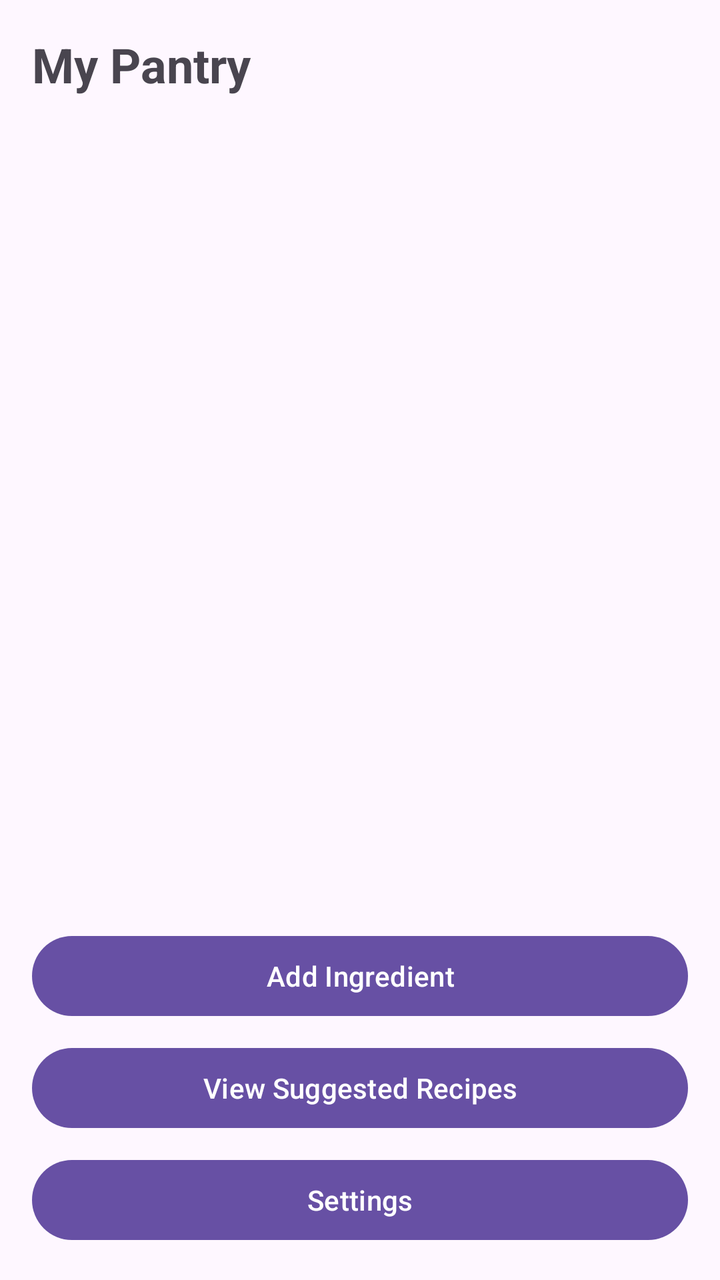
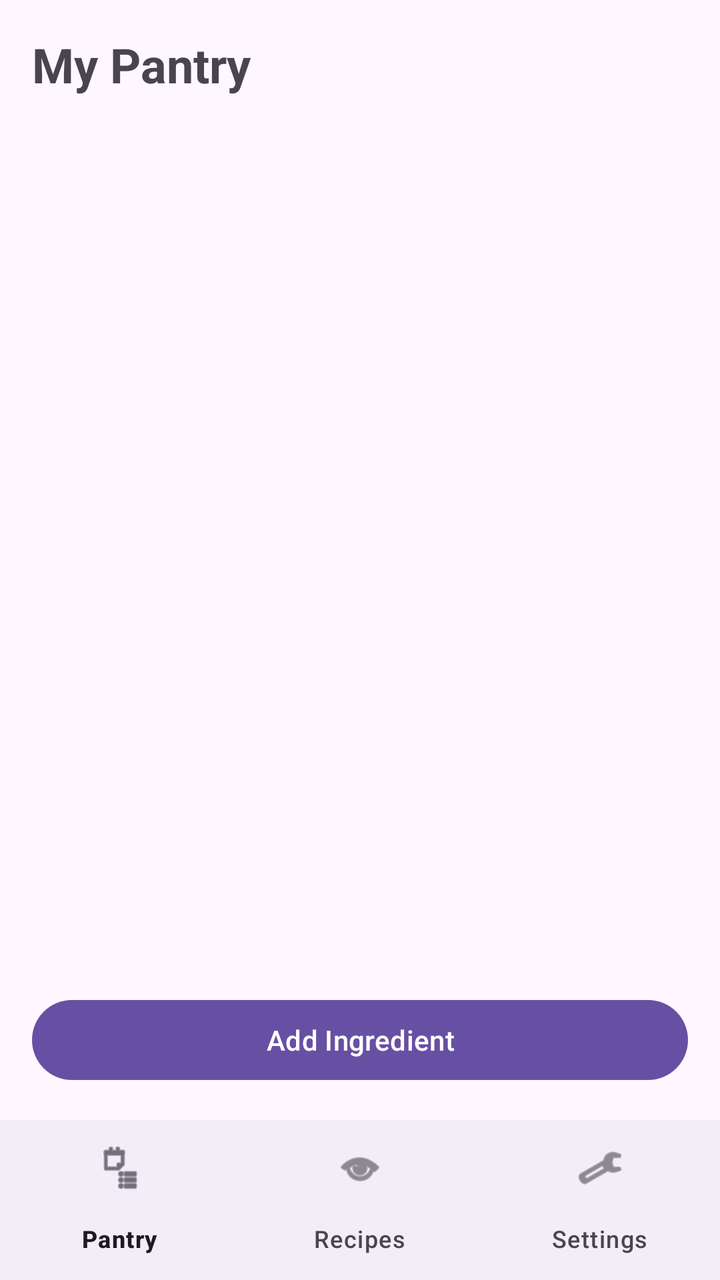

Two renders of the same Android screen: before a commit and after it. Below are the layout's source before the change and the commit's diff.
<!-- AndroidManifest.xml: application theme Theme.SmartPantryManager -->
<!-- res/layout/activity_pantry_list.xml -->
<?xml version="1.0" encoding="utf-8"?>
<LinearLayout xmlns:android="http://schemas.android.com/apk/res/android"
    android:layout_width="match_parent"
    android:layout_height="match_parent"
    android:orientation="vertical"
    android:padding="16dp">

    <TextView
        android:layout_width="wrap_content"
        android:layout_height="wrap_content"
        android:text="My Pantry"
        android:textSize="24sp"
        android:textStyle="bold"
        android:layout_marginBottom="12dp" />

    <androidx.recyclerview.widget.RecyclerView
        android:id="@+id/recyclerPantryList"
        android:layout_width="match_parent"
        android:layout_height="0dp"
        android:layout_weight="1" />

    <Button
        android:id="@+id/buttonAddPantryItem"
        android:layout_width="match_parent"
        android:layout_height="wrap_content"
        android:layout_marginTop="12dp"
        android:text="Add Ingredient" />

    <Button
        android:id="@+id/buttonViewSuggestedRecipes"
        android:layout_width="match_parent"
        android:layout_height="wrap_content"
        android:layout_marginTop="8dp"
        android:text="View Suggested Recipes" />

    <Button
        android:id="@+id/buttonOpenSettings"
        android:layout_width="match_parent"
        android:layout_height="wrap_content"
        android:layout_marginTop="8dp"
        android:text="Settings" />

</LinearLayout>
<!-- resources referenced by this layout -->
<resources>
  <style name="Theme.SmartPantryManager" parent="Base.Theme.SmartPantryManager" />
  <style name="Base.Theme.SmartPantryManager" parent="Theme.Material3.DayNight.NoActionBar">
          
          
      </style>
</resources>

<!-- the commit's change to res/layout/activity_pantry_list.xml (unified diff, before → after) -->
@@ -1,43 +1,44 @@
 <?xml version="1.0" encoding="utf-8"?>
 <LinearLayout xmlns:android="http://schemas.android.com/apk/res/android"
+    xmlns:app="http://schemas.android.com/apk/res-auto"
     android:layout_width="match_parent"
     android:layout_height="match_parent"
-    android:orientation="vertical"
-    android:padding="16dp">
+    android:orientation="vertical">
 
-    <TextView
-        android:layout_width="wrap_content"
-        android:layout_height="wrap_content"
-        android:text="My Pantry"
-        android:textSize="24sp"
-        android:textStyle="bold"
-        android:layout_marginBottom="12dp" />
-
-    <androidx.recyclerview.widget.RecyclerView
-        android:id="@+id/recyclerPantryList"
+    <LinearLayout
         android:layout_width="match_parent"
         android:layout_height="0dp"
-        android:layout_weight="1" />
+        android:layout_weight="1"
+        android:orientation="vertical"
+        android:padding="16dp">
 
-    <Button
-        android:id="@+id/buttonAddPantryItem"
+        <TextView
+            android:layout_width="wrap_content"
+            android:layout_height="wrap_content"
+            android:text="My Pantry"
+            android:textSize="24sp"
+            android:textStyle="bold"
+            android:layout_marginBottom="12dp" />
+
+        <androidx.recyclerview.widget.RecyclerView
+            android:id="@+id/recyclerPantryList"
+            android:layout_width="match_parent"
+            android:layout_height="0dp"
+            android:layout_weight="1" />
+
+        <Button
+            android:id="@+id/buttonAddPantryItem"
+            android:layout_width="match_parent"
+            android:layout_height="wrap_content"
+            android:layout_marginTop="12dp"
+            android:text="Add Ingredient" />
+
+    </LinearLayout>
+
+    <com.google.android.material.bottomnavigation.BottomNavigationView
+        android:id="@+id/bottomNavigation"
         android:layout_width="match_parent"
         android:layout_height="wrap_content"
-        android:layout_marginTop="12dp"
-        android:text="Add Ingredient" />
-
-    <Button
-        android:id="@+id/buttonViewSuggestedRecipes"
-        android:layout_width="match_parent"
-        android:layout_height="wrap_content"
-        android:layout_marginTop="8dp"
-        android:text="View Suggested Recipes" />
-
-    <Button
-        android:id="@+id/buttonOpenSettings"
-        android:layout_width="match_parent"
-        android:layout_height="wrap_content"
-        android:layout_marginTop="8dp"
-        android:text="Settings" />
+        app:menu="@menu/bottom_nav_menu" />
 
 </LinearLayout>
